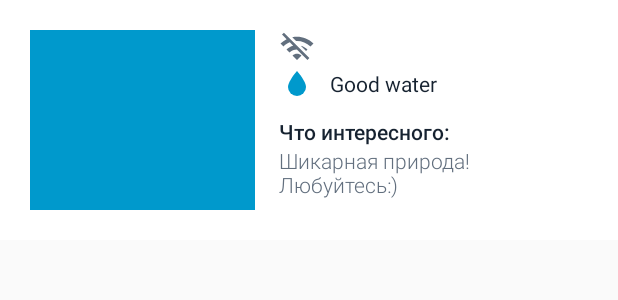
After one commit to orcchg/EcologyMap, an Android app: the layout fragment_info.xml on its own in the app's theme, with its tools: preview values and no code run, on a phone screen of 412 x 824 dp. The commit adds this screen. Shown: the top 300 px of the screen. Run offline under Robolectric (Android 15) with nearby library versions, the phone set to English and light mode, and no system bars.

Commit message:
Marker info

```diff
--- a/app/build.gradle
+++ b/app/build.gradle
@@ -8,7 +8,7 @@ android {
     compileSdkVersion 27
     defaultConfig {
         applicationId "com.orcchg.ecologymap"
-        minSdkVersion 21
+        minSdkVersion 23
         targetSdkVersion 27
         versionCode 1
         versionName "1.0"
@@ -26,6 +26,9 @@ dependencies {
     implementation fileTree(dir: 'libs', include: ['*.jar'])
     implementation "org.jetbrains.kotlin:kotlin-stdlib-jdk7:$kotlin_version"
     implementation 'com.android.support:appcompat-v7:27.1.1'
+    implementation 'com.android.support:design:27.1.1'
+    implementation 'com.android.support:cardview-v7:27.1.1'
+    implementation 'com.android.support.constraint:constraint-layout:1.1.1'
     implementation 'com.google.android.gms:play-services-maps:15.0.1'
     implementation 'io.reactivex.rxjava2:rxandroid:2.0.2'
     implementation 'io.reactivex.rxjava2:rxjava:2.1.12'
--- /dev/null
+++ b/app/src/main/java/com/orcchg/ecologymap/MarkerItem.kt
@@ -0,0 +1,5 @@
+package com.orcchg.ecologymap
+
+import com.google.android.gms.maps.model.LatLng
+
+data class MarkerItem(val position: Long, val location: LatLng)
--- /dev/null
+++ b/app/src/main/res/drawable/ic_baseline_wifi_off_24px.xml
@@ -0,0 +1,9 @@
+<vector xmlns:android="http://schemas.android.com/apk/res/android"
+    android:width="24dp"
+    android:height="24dp"
+    android:viewportWidth="24"
+    android:viewportHeight="24">
+  <path
+      android:fillColor="#FF000000"
+      android:pathData="M22.99,9C19.15,5.16 13.8,3.76 8.84,4.78l2.52,2.52c3.47,-0.17 6.99,1.05 9.63,3.7l2,-2zM18.99,13c-1.29,-1.29 -2.84,-2.13 -4.49,-2.56l3.53,3.53 0.96,-0.97zM2,3.05L5.07,6.1C3.6,6.82 2.22,7.78 1,9l1.99,2c1.24,-1.24 2.67,-2.16 4.2,-2.77l2.24,2.24C7.81,10.89 6.27,11.73 5,13v0.01L6.99,15c1.36,-1.36 3.14,-2.04 4.92,-2.06L18.98,20l1.27,-1.26L3.29,1.79 2,3.05zM9,17l3,3 3,-3c-1.65,-1.66 -4.34,-1.66 -6,0z"/>
+</vector>
--- /dev/null
+++ b/app/src/main/res/drawable/ic_waterdrop.xml
@@ -0,0 +1,8 @@
+<!-- drawable/water.xml -->
+<vector xmlns:android="http://schemas.android.com/apk/res/android"
+    android:height="24dp"
+    android:width="24dp"
+    android:viewportWidth="24"
+    android:viewportHeight="24">
+    <path android:fillColor="#000" android:pathData="M12,20A6,6 0 0,1 6,14C6,10 12,3.25 12,3.25C12,3.25 18,10 18,14A6,6 0 0,1 12,20Z" />
+</vector>
--- /dev/null
+++ b/app/src/main/res/layout/fragment_info.xml
@@ -0,0 +1,108 @@
+<?xml version="1.0" encoding="utf-8"?>
+<android.support.constraint.ConstraintLayout
+    xmlns:android="http://schemas.android.com/apk/res/android"
+    xmlns:app="http://schemas.android.com/apk/res-auto"
+    xmlns:tools="http://schemas.android.com/tools"
+    android:layout_width="match_parent"
+    android:layout_height="wrap_content"
+    android:background="@android:color/white"
+    android:minHeight="160dp"
+    android:padding="20dp">
+
+    <View
+        android:id="@+id/iv_image"
+        android:layout_width="150dp"
+        android:layout_height="120dp"
+        android:contentDescription="@null"
+        android:background="@android:color/holo_blue_dark"
+        app:layout_constraintTop_toTopOf="parent"
+        app:layout_constraintBottom_toBottomOf="parent"
+        app:layout_constraintStart_toStartOf="parent" />
+
+    <LinearLayout
+        android:layout_width="0dp"
+        android:layout_height="0dp"
+        android:layout_marginStart="16dp"
+        android:orientation="vertical"
+        app:layout_constraintTop_toTopOf="parent"
+        app:layout_constraintBottom_toBottomOf="@id/iv_image"
+        app:layout_constraintStart_toEndOf="@id/iv_image"
+        app:layout_constraintEnd_toEndOf="parent">
+
+        <LinearLayout
+            android:layout_width="match_parent"
+            android:layout_height="wrap_content"
+            android:orientation="horizontal">
+
+            <ImageView
+                android:layout_width="24dp"
+                android:layout_height="24dp"
+                android:contentDescription="@null"
+                android:src="@drawable/ic_baseline_wifi_off_24px"
+                android:tint="@color/textSecondary"/>
+        </LinearLayout>
+
+        <!--<LinearLayout-->
+            <!--android:layout_width="match_parent"-->
+            <!--android:layout_height="wrap_content"-->
+            <!--android:orientation="horizontal">-->
+            <!---->
+            <!--<TextView-->
+                <!--android:id="@+id/tv_water_title"-->
+                <!--android:layout_width="match_parent"-->
+                <!--android:layout_height="wrap_content"-->
+                <!--android:fontFamily="sans-serif-medium"-->
+                <!--android:gravity="center_vertical|start"-->
+                <!--android:text="@string/water_title"-->
+                <!--android:textColor="@color/textPrimary"-->
+                <!--android:textSize="14sp"/>-->
+            <!---->
+            <!--<TextView-->
+                <!--android:id="@+id/tv_water"-->
+                <!--android:layout_width="match_parent"-->
+                <!--android:layout_height="wrap_content"-->
+                <!--android:drawableStart="@drawable/ic_waterdrop"-->
+                <!--android:drawablePadding="10dp"-->
+                <!--android:drawableTint="@android:color/holo_blue_dark"-->
+                <!--android:fontFamily="sans-serif"-->
+                <!--android:gravity="center_vertical|start"-->
+                <!--android:textColor="@color/textPrimary"-->
+                <!--android:textSize="14sp"-->
+                <!--tools:text="Good water"/>-->
+        <!--</LinearLayout>-->
+
+        <TextView
+            android:id="@+id/tv_water"
+            android:layout_width="match_parent"
+            android:layout_height="wrap_content"
+            android:drawableStart="@drawable/ic_waterdrop"
+            android:drawablePadding="10dp"
+            android:drawableTint="@android:color/holo_blue_dark"
+            android:fontFamily="sans-serif"
+            android:gravity="center_vertical|start"
+            android:textColor="@color/textPrimary"
+            android:textSize="14sp"
+            tools:text="Good water"/>
+
+        <TextView
+            android:id="@+id/tv_comment_title"
+            android:layout_width="match_parent"
+            android:layout_height="wrap_content"
+            android:layout_marginTop="10dp"
+            android:fontFamily="sans-serif-medium"
+            android:gravity="center_vertical|start"
+            android:text="@string/comment_title"
+            android:textColor="@color/textPrimary"
+            android:textSize="14sp"/>
+
+        <TextView
+            android:id="@+id/tv_comment"
+            android:layout_width="match_parent"
+            android:layout_height="wrap_content"
+            android:fontFamily="sans-serif-light"
+            android:gravity="center_vertical|start"
+            android:text="@string/comment_point_1"
+            android:textColor="@color/textSecondary"
+            android:textSize="14sp"/>
+    </LinearLayout>
+</android.support.constraint.ConstraintLayout>
--- a/app/src/main/res/values/strings.xml
+++ b/app/src/main/res/values/strings.xml
@@ -1,4 +1,10 @@
 <resources>
     <string name="app_name">EcologyMap</string>
     <string name="title_activity_map">Map</string>
+
+    <string name="comment_title">Что интересного:</string>
+    <string name="comment_point_1">Шикарная природа! Любуйтесь:)</string>
+
+    <string name="water_title">Вода:</string>
+    <string name="water_point_1">удовлетворительно чистая</string>
 </resources>
--- a/app/src/main/res/values/styles.xml
+++ b/app/src/main/res/values/styles.xml
@@ -1,5 +1,6 @@
 <resources>
     <style name="AppTheme" parent="Theme.AppCompat.Light.NoActionBar">
+        <item name="android:backgroundDimEnabled">false</item>
         <item name="android:windowFullscreen">true</item>
         <item name="android:windowContentOverlay">@null</item>
         <item name="colorPrimary">@color/colorPrimary</item>
```
Also changed, not shown: app/src/main/java/com/orcchg/ecologymap/InfoDialog.kt (added, +49 -0 lines), app/src/main/java/com/orcchg/ecologymap/MapActivity.kt (+54 -19 lines), app/src/main/java/com/orcchg/ecologymap/Util.kt (+9 -0 lines), app/src/main/res/drawable/ic_baseline_wifi_24px.xml (added, +9 -0 lines), app/src/main/res/values/colors.xml (+25 -0 lines).
